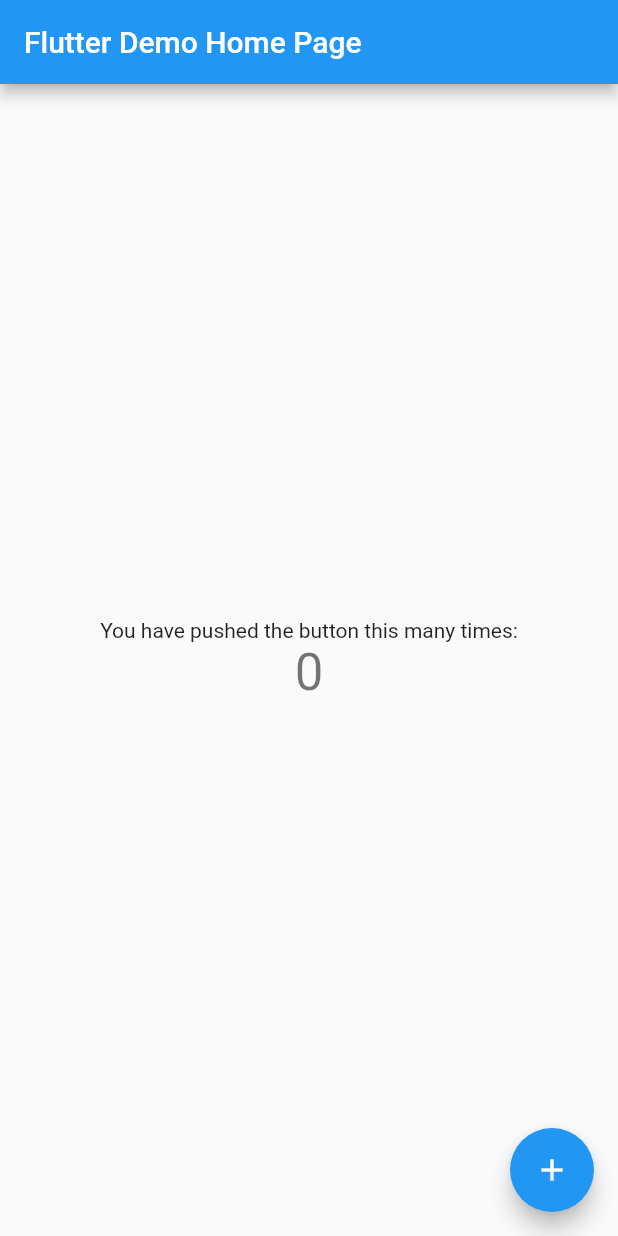
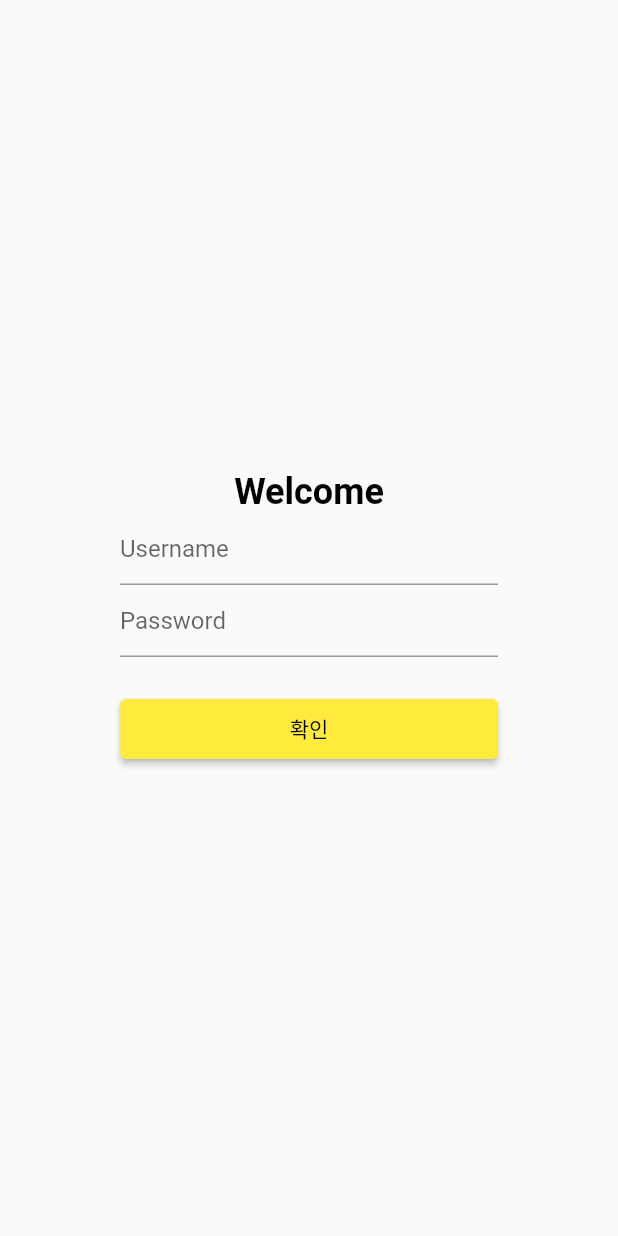
Before and after one commit to YeonJeans/flutter-study, a Flutter app: the screen it shows after launch, on a phone screen of 412 x 824 dp. Run offline on Flutter 3.47's test engine with Material 2 defaults, Android fonts, the phone set to English and light mode, and no system bars; our stand-ins replace liquid_progress_indicator; missing offline and left inert: window_size; Roboto replaces fonts that are missing (Corben).

Commit message:
[week4] 상태 관리 실습 진행

```diff
--- /dev/null
+++ b/김도은/week4/lib/common/theme.dart
@@ -0,0 +1,19 @@
+import 'package:flutter/material.dart';
+
+final appTheme = ThemeData(
+  primarySwatch: Colors.yellow,
+  textTheme: const TextTheme(
+    displayLarge: TextStyle(
+      fontFamily: 'Corben',
+      fontWeight: FontWeight.w700,
+      fontSize: 24,
+      color: Colors.black,
+    ),
+    displayMedium: TextStyle(
+      fontFamily: 'Corben',
+      fontWeight: FontWeight.w300,
+      fontSize: 10,
+      color: Colors.black,
+    ),
+  ),
+);
--- a/김도은/week4/lib/main.dart
+++ b/김도은/week4/lib/main.dart
@@ -1,115 +1,68 @@
+import 'dart:io';
+
+import 'package:flutter/foundation.dart';
 import 'package:flutter/material.dart';
+import 'package:provider/provider.dart';
+import 'package:week4_exercise/screens/cart.dart';
+import 'package:week4_exercise/screens/catalog.dart';
+import 'package:window_size/window_size.dart';
+
+import 'common/theme.dart';
+import 'models/cart.dart';
+import 'models/catalog.dart';
+import 'screens/login.dart';
 
 void main() {
+  setupWindow();
   runApp(const MyApp());
+}
+
+const double windowWidth = 400;
+const double windowHeight = 800;
+
+void setupWindow() {
+  if (!kIsWeb && (Platform.isWindows || Platform.isLinux || Platform.isMacOS)) {
+    WidgetsFlutterBinding.ensureInitialized();
+    setWindowTitle('Provider Demo');
+    setWindowMinSize(const Size(windowWidth, windowHeight));
+    setWindowMaxSize(const Size(windowWidth, windowHeight));
+    getCurrentScreen().then((screen) {
+      setWindowFrame(Rect.fromCenter(
+        center: screen!.frame.center,
+        width: windowWidth,
+        height: windowHeight,
+      ));
+    });
+  }
 }
 
 class MyApp extends StatelessWidget {
   const MyApp({super.key});
 
-  // This widget is the root of your application.
   @override
   Widget build(BuildContext context) {
-    return MaterialApp(
-      title: 'Flutter Demo',
-      theme: ThemeData(
-        // This is the theme of your application.
-        //
-        // Try running your application with "flutter run". You'll see the
-        // application has a blue toolbar. Then, without quitting the app, try
-        // changing the primarySwatch below to Colors.green and then invoke
-        // "hot reload" (press "r" in the console where you ran "flutter run",
-        // or simply save your changes to "hot reload" in a Flutter IDE).
-        // Notice that the counter didn't reset back to zero; the application
-        // is not restarted.
-        primarySwatch: Colors.blue,
+    return MultiProvider(
+      providers: [
+        Provider(create: (context) => CatalogModel()),
+        ChangeNotifierProxyProvider<CatalogModel, CartModel>(
+          create: (context) => CartModel(),
+          update: (context, catalog, cart) {
+            if (cart == null) throw ArgumentError.notNull('cart');
+            cart.catalog = catalog;
+            return cart;
+          },
+        ),
+      ],
+      child: MaterialApp(
+        title: 'Provider Demo',
+        theme: appTheme,
+        initialRoute: '/',
+        routes: {
+          '/': (context) => const MyLogin(),
+          '/catalog': (context) => const MyCatalog(),
+          '/cart': (context) => const MyCart(),
+        },
       ),
-      home: const MyHomePage(title: 'Flutter Demo Home Page'),
     );
   }
 }
-
-class MyHomePage extends StatefulWidget {
-  const MyHomePage({super.key, required this.title});
-
-  // This widget is the home page of your application. It is stateful, meaning
-  // that it has a State object (defined below) that contains fields that affect
-  // how it looks.
-
-  // This class is the configuration for the state. It holds the values (in this
-  // case the title) provided by the parent (in this case the App widget) and
-  // used by the build method of the State. Fields in a Widget subclass are
-  // always marked "final".
-
-  final String title;
-
-  @override
-  State<MyHomePage> createState() => _MyHomePageState();
-}
-
-class _MyHomePageState extends State<MyHomePage> {
-  int _counter = 0;
-
-  void _incrementCounter() {
-    setState(() {
-      // This call to setState tells the Flutter framework that something has
-      // changed in this State, which causes it to rerun the build method below
-      // so that the display can reflect the updated values. If we changed
-      // _counter without calling setState(), then the build method would not be
-      // called again, and so nothing would appear to happen.
-      _counter++;
-    });
-  }
-
-  @override
-  Widget build(BuildContext context) {
-    // This method is rerun every time setState is called, for instance as done
-    // by the _incrementCounter method above.
-    //
-    // The Flutter framework has been optimized to make rerunning build methods
-    // fast, so that you can just rebuild anything that needs updating rather
-    // than having to individually change instances of widgets.
-    return Scaffold(
-      appBar: AppBar(
-        // Here we take the value from the MyHomePage object that was created by
-        // the App.build method, and use it to set our appbar title.
-        title: Text(widget.title),
-      ),
-      body: Center(
-        // Center is a layout widget. It takes a single child and positions it
-        // in the middle of the parent.
-        child: Column(
-          // Column is also a layout widget. It takes a list of children and
-          // arranges them vertically. By default, it sizes itself to fit its
-          // children horizontally, and tries to be as tall as its parent.
-          //
-          // Invoke "debug painting" (press "p" in the console, choose the
-          // "Toggle Debug Paint" action from the Flutter Inspector in Android
-          // Studio, or the "Toggle Debug Paint" command in Visual Studio Code)
-          // to see the wireframe for each widget.
-          //
-          // Column has various properties to control how it sizes itself and
-          // how it positions its children. Here we use mainAxisAlignment to
-          // center the children vertically; the main axis here is the vertical
-          // axis because Columns are vertical (the cross axis would be
-          // horizontal).
-          mainAxisAlignment: MainAxisAlignment.center,
-          children: <Widget>[
-            const Text(
-              'You have pushed the button this many times:',
-            ),
-            Text(
-              '$_counter',
-              style: Theme.of(context).textTheme.headlineMedium,
-            ),
-          ],
-        ),
-      ),
-      floatingActionButton: FloatingActionButton(
-        onPressed: _incrementCounter,
-        tooltip: 'Increment',
-        child: const Icon(Icons.add),
-      ), // This trailing comma makes auto-formatting nicer for build methods.
-    );
-  }
-}
--- /dev/null
+++ b/김도은/week4/lib/models/cart.dart
@@ -0,0 +1,30 @@
+import 'package:flutter/foundation.dart';
+import 'catalog.dart';
+
+class CartModel extends ChangeNotifier {
+  late CatalogModel _catalog;
+
+  final List<int> _itemIds = [];
+
+  CatalogModel get catalog => _catalog;
+
+  set catalog(CatalogModel newCatalog) {
+    _catalog = newCatalog;
+    notifyListeners();
+  }
+
+  List<Item> get items => _itemIds.map((id) => _catalog.getById(id)).toList();
+
+  int get totalPrice =>
+      items.fold(0, (total, current) => total + current.price);
+
+  void add(Item item) {
+    _itemIds.add(item.id);
+    notifyListeners();
+  }
+
+  void remove(Item item) {
+    _itemIds.remove(item.id);
+    notifyListeners();
+  }
+}
--- /dev/null
+++ b/김도은/week4/lib/models/catalog.dart
@@ -0,0 +1,43 @@
+import 'package:flutter/material.dart';
+
+class CatalogModel {
+  static List<String> itemNames = [
+    'Code Smell',
+    'Control Flow',
+    'Interpreter',
+    'Recursion',
+    'Sprint',
+    'Heisenbug',
+    'Spaghetti',
+    'Hydra Code',
+    'Off-By-One',
+    'Scope',
+    'Callback',
+    'Closure',
+    'Automata',
+    'Bit Shift',
+    'Currying',
+  ];
+
+  Item getById(int id) => Item(id, itemNames[id % itemNames.length]);
+
+  Item getByPosition(int position) {
+    return getById(position);
+  }
+}
+
+@immutable
+class Item {
+  final int id;
+  final String name;
+  final Color color;
+  final int price = 42;
+
+  Item(this.id, this.name) : color = Colors.primaries[id % Colors.primaries.length];
+
+  @override
+  int get hashCode => id;
+
+  @override
+  bool operator ==(Object other) => other is Item && other.id == id;
+}
--- /dev/null
+++ b/김도은/week4/lib/screens/login.dart
@@ -0,0 +1,56 @@
+import 'package:flutter/material.dart';
+
+class MyLogin extends StatelessWidget {
+  const MyLogin({super.key});
+
+  @override
+  Widget build(BuildContext context) {
+    return Scaffold(
+      body: Center(
+        child: Container(
+          padding: const EdgeInsets.all(80.0),
+          child: Column(
+            mainAxisAlignment: MainAxisAlignment.center,
+            children: [
+              Text(
+                'Welcome',
+                style: Theme.of(context).textTheme.displayLarge,
+              ),
+              TextFormField(
+                decoration: const InputDecoration(
+                  hintText: 'Username',
+                ),
+              ),
+              TextFormField(
+                decoration: const InputDecoration(
+                  hintText: 'Password',
+                ),
+                obscureText: true,
+              ),
+              const SizedBox(
+                height: 24,
+              ),
+              ElevatedButton(
+                onPressed: () {
+                  Navigator.pushReplacementNamed(context, '/catalog');
+                },
+                style: ElevatedButton.styleFrom(
+                  foregroundColor: Colors.yellow,
+                ),
+                child: Container(
+                  height: 40,
+                  child:Center(
+                    child: Text(
+                        '확인',
+                        style: TextStyle(fontSize: 14, color: Colors.black)
+                    )
+                  )
+                )
+              )
+            ],
+          ),
+        ),
+      ),
+    );
+  }
+}
--- a/김도은/week4/pubspec.yaml
+++ b/김도은/week4/pubspec.yaml
@@ -30,7 +30,11 @@
 dependencies:
   flutter:
     sdk: flutter
-
+  provider: ^6.0.2
+  window_size:
+    git:
+      url: https://github.com/google/flutter-desktop-embedding.git
+      path: plugins/window_size
 
   # The following adds the Cupertino Icons font to your application.
   # Use with the CupertinoIcons class for iOS style icons.
```
Also changed, not shown: 김도은/week4/lib/screens/cart.dart (added, +89 -0 lines), 김도은/week4/lib/screens/catalog.dart (added, +111 -0 lines), 김도은/week4/pubspec.lock, 3 other files.
